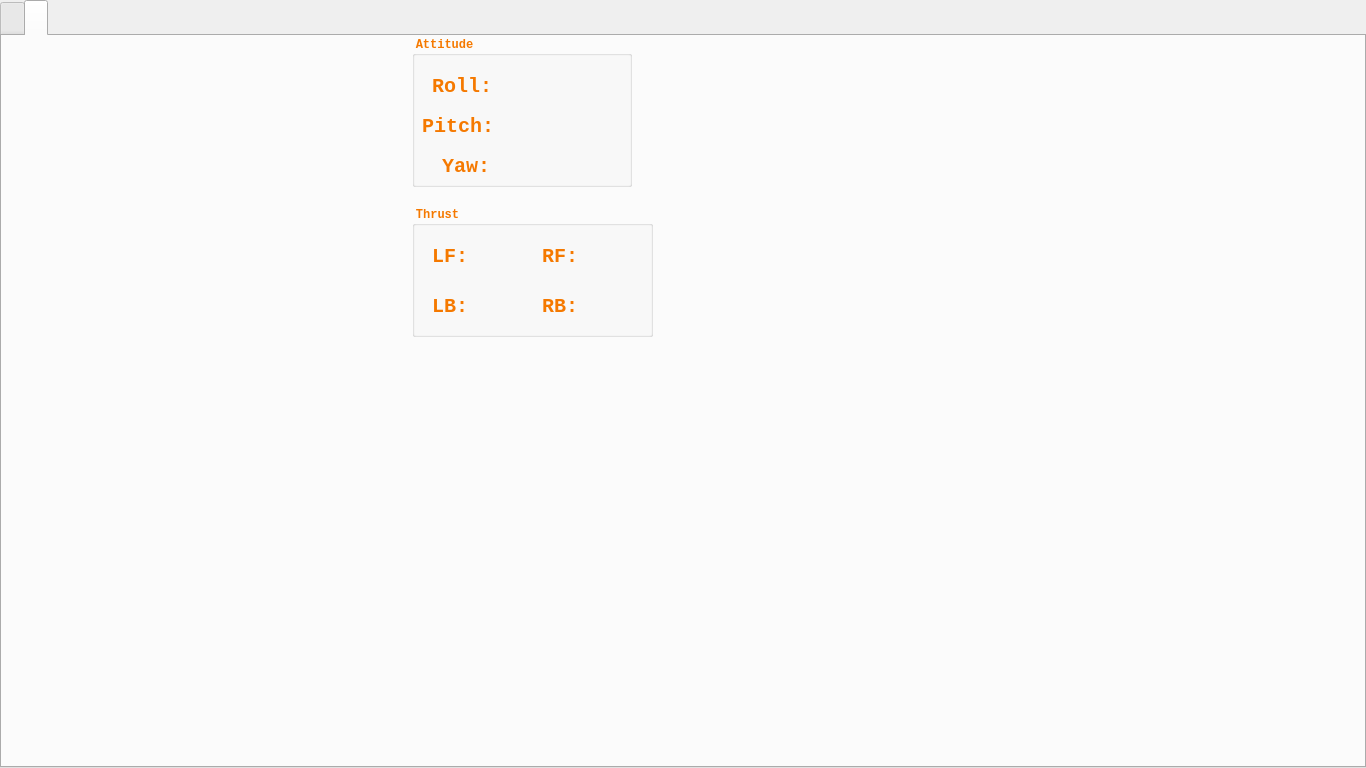
Before: the Qt Designer form GroundStation/mainwindow.ui in iron-kang/Qt, drawn with Qt 5.
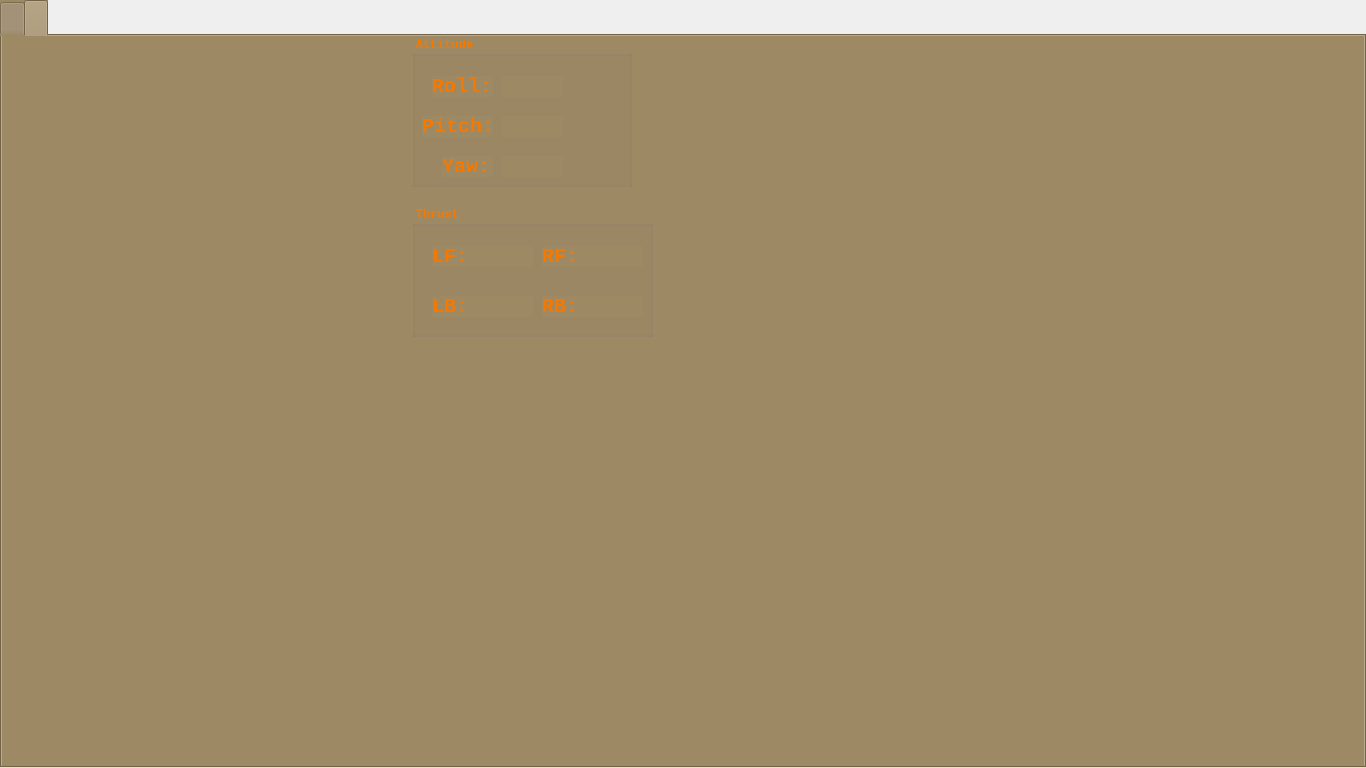
After: the same form once the commit is applied. The open tabs and pages were chosen to show the change. Icons and pictures are not drawn. Custom widgets are drawn as their Qt base class.

Commit message: add roll pitch chart

Diff of the .ui file:
```diff
--- a/GroundStation/mainwindow.ui
+++ b/GroundStation/mainwindow.ui
@@ -29,7 +29,7 @@
      </rect>
     </property>
     <property name="styleSheet">
-     <string notr="true"/>
+     <string notr="true">background-color: rgb(158, 137, 101) </string>
     </property>
     <property name="tabShape">
      <enum>QTabWidget::Rounded</enum>
@@ -765,6 +765,26 @@
        </property>
       </widget>
      </widget>
+     <widget class="QWidget" name="chart_roll" native="true">
+      <property name="geometry">
+       <rect>
+        <x>1016</x>
+        <y>0</y>
+        <width>350</width>
+        <height>250</height>
+       </rect>
+      </property>
+     </widget>
+     <widget class="QWidget" name="chart_pitch" native="true">
+      <property name="geometry">
+       <rect>
+        <x>1016</x>
+        <y>250</y>
+        <width>350</width>
+        <height>250</height>
+       </rect>
+      </property>
+     </widget>
     </widget>
    </widget>
   </widget>
```
Left out of the diff: 8 changed lines with no effect on the pictures. The commit also changes 4 other files.
